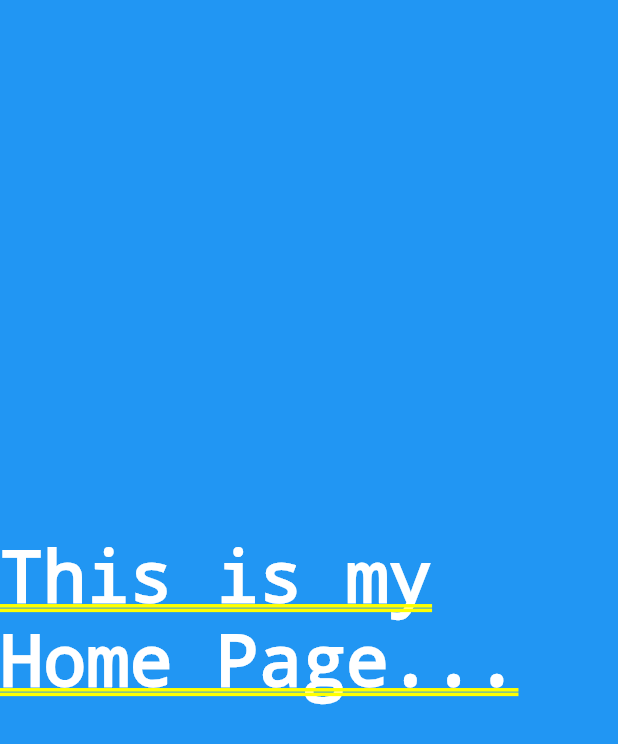
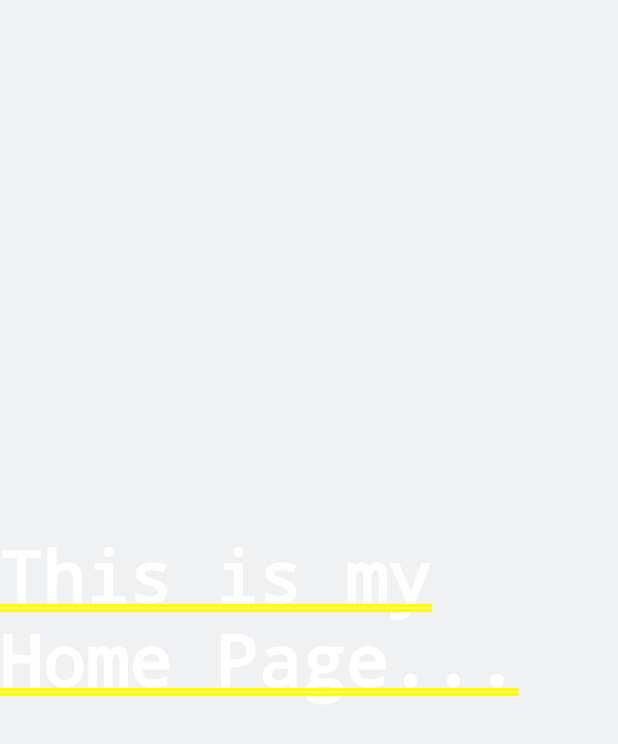
Before and after one commit to ujjwalmangalatreya/sms, a Flutter app: the screen it shows after launch, on a phone screen of 412 x 824 dp. Shown: the top 744 px of the screen. Run offline on Flutter 3.47's test engine with Material 3 defaults, Android fonts, the phone set to English and light mode, and no system bars; our stand-ins replace firebase_auth, firebase_core, get, url_strategy; accounts and stored records are empty.

Commit message:
Colors added in constant

```diff
--- /dev/null
+++ b/lib/core/constants/app_colors.dart
@@ -0,0 +1,7 @@
+import 'package:flutter/material.dart';
+
+class AppColors {
+  static const appPrimaryColor = Color(0xFFF0F1F3);
+  static const appSideNavColor = Color(0xFF14238A);
+  static const appAppbarColor = Color(0xFFD6160A);
+}
--- a/lib/features/home_screen.dart/home_screen.dart
+++ b/lib/features/home_screen.dart/home_screen.dart
@@ -1,4 +1,5 @@
 import 'package:flutter/material.dart';
+import 'package:schoolmgmt/core/constants/app_colors.dart';
 
 class HomeScreen extends StatelessWidget {
   const HomeScreen({super.key});
@@ -9,7 +10,7 @@ class HomeScreen extends StatelessWidget {
       height: 100,
       width: 100,
       decoration: BoxDecoration(
-        color: Colors.blue,
+        color: AppColors.appPrimaryColor,
       ),
       child: Center(
         child: Text(
```
